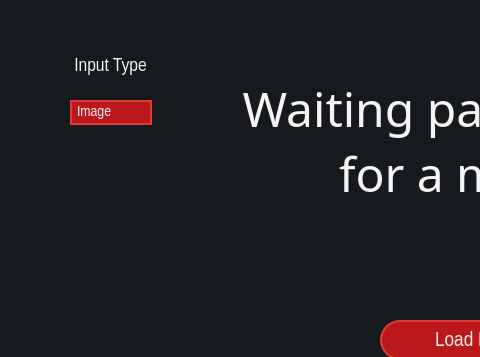
Qt form main-page.ui (heidariarash/NN2GUI) before a commit; both pictures show x 0 to 480 and y 0 to 357 of the 946 by 703 pixel window.
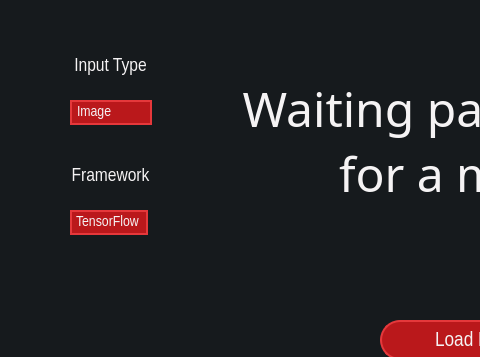
The same form after that commit. Icons and pictures are not drawn.

Commit message: framwork selection added

Patch:
```diff
--- a/main-page.ui
+++ b/main-page.ui
@@ -231,6 +231,88 @@
      </property>
     </item>
    </widget>
+   <widget class="QLabel" name="label_2">
+    <property name="geometry">
+     <rect>
+      <x>50</x>
+      <y>160</y>
+      <width>121</width>
+      <height>31</height>
+     </rect>
+    </property>
+    <property name="font">
+     <font>
+      <family>Arial Narrow</family>
+      <pointsize>14</pointsize>
+     </font>
+    </property>
+    <property name="styleSheet">
+     <string notr="true">QLabel {
+	color: #F5F3F4;
+}</string>
+    </property>
+    <property name="text">
+     <string>Framework</string>
+    </property>
+    <property name="alignment">
+     <set>Qt::AlignCenter</set>
+    </property>
+   </widget>
+   <widget class="QComboBox" name="framework_type">
+    <property name="geometry">
+     <rect>
+      <x>70</x>
+      <y>210</y>
+      <width>82</width>
+      <height>30</height>
+     </rect>
+    </property>
+    <property name="font">
+     <font>
+      <family>Arial Narrow</family>
+      <pointsize>11</pointsize>
+     </font>
+    </property>
+    <property name="cursor">
+     <cursorShape>PointingHandCursor</cursorShape>
+    </property>
+    <property name="styleSheet">
+     <string notr="true">QComboBox{
+	color: #F5F3F4;
+    border: 2px solid #E5383B;
+    border-radius: 15px;
+    background-color: #BA181B;
+    padding: 2px;
+	padding-left: 4px;
+}
+
+QComboBox::drop-down {
+	border: 0px;
+	width: 0px;
+}
+
+QComboBox QAbstractItemView {
+    border: 2px solid #E5383B;
+    selection-background-color: #A4161A;
+	color: #F5F3F4;
+	background-color: #BA181B;
+	border-radius: 5px;
+}</string>
+    </property>
+    <property name="sizeAdjustPolicy">
+     <enum>QComboBox::AdjustToContents</enum>
+    </property>
+    <item>
+     <property name="text">
+      <string>TensorFlow</string>
+     </property>
+    </item>
+    <item>
+     <property name="text">
+      <string>PyTorch</string>
+     </property>
+    </item>
+   </widget>
   </widget>
   <widget class="QMenuBar" name="menubar">
    <property name="geometry">
```
Left out of the diff: 6 changed lines with no effect on the pictures.
